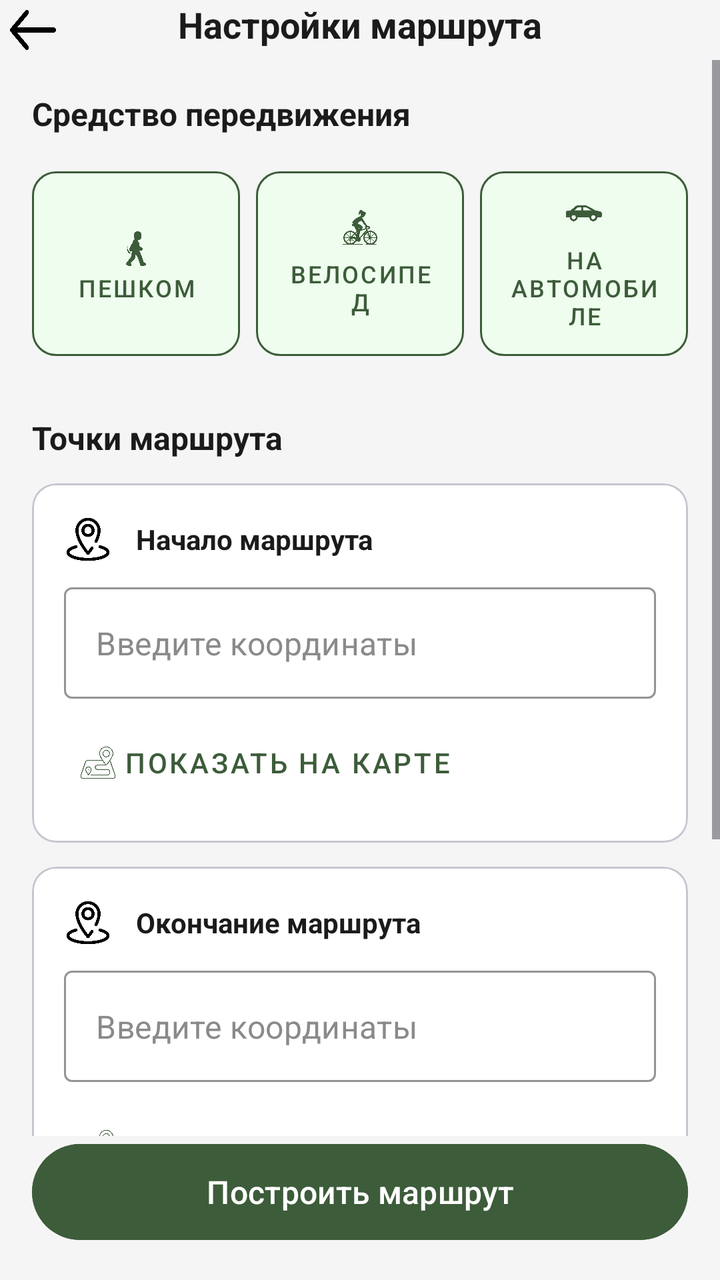
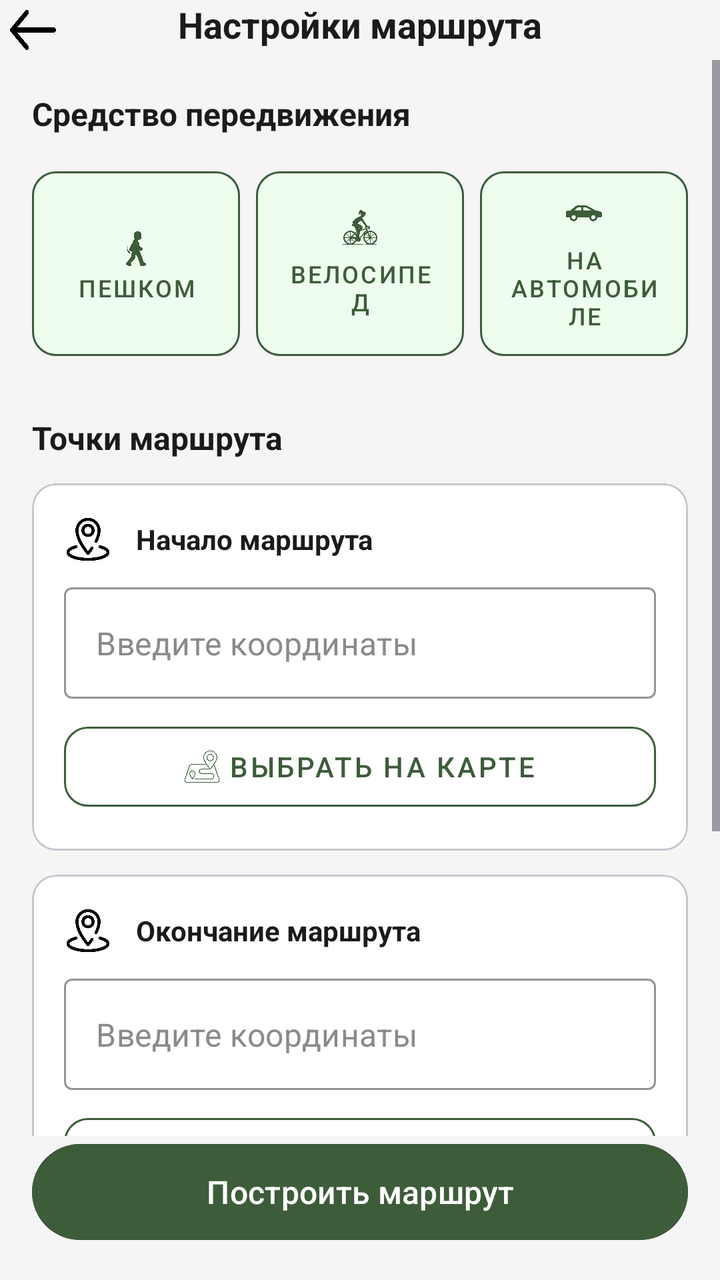

Screens rendered from an Android XML layout before and after an edit, with the pre-edit source and the edit as a unified diff.
<!-- AndroidManifest.xml: application theme Theme.MobileApp -->
<!-- res/layout/activity_route.xml -->
<?xml version="1.0" encoding="utf-8"?>
<androidx.constraintlayout.widget.ConstraintLayout xmlns:android="http://schemas.android.com/apk/res/android"
    xmlns:app="http://schemas.android.com/apk/res-auto"
    android:layout_width="match_parent"
    android:layout_height="match_parent"
    android:background="#F5F5F5"
    android:fitsSystemWindows="true">

    
    <ImageButton
        android:id="@+id/btnBack"
        android:layout_width="25dp"
        android:layout_height="30dp"
        android:layout_marginStart="4dp"
        android:background="@drawable/ic_back"
        android:contentDescription="Назад"
        app:layout_constraintStart_toStartOf="parent"
        app:layout_constraintTop_toTopOf="parent" />

    

    <TextView
        android:id="@+id/tvTitle"
        android:layout_width="wrap_content"
        android:layout_height="wrap_content"
        android:text="Настройки маршрута"
        android:textColor="#1B1B1B"
        android:textSize="18sp"
        android:textStyle="bold"
        app:layout_constraintStart_toStartOf="parent"
        app:layout_constraintEnd_toEndOf="parent"
        app:layout_constraintTop_toTopOf="parent"
        app:layout_constraintBottom_toBottomOf="@id/btnBack"
        app:layout_constraintVertical_bias="0.0" />

    <ScrollView
        android:id="@+id/scroll"
        android:layout_width="0dp"
        android:layout_height="0dp"
        android:fillViewport="true"
        app:layout_constraintBottom_toTopOf="@id/btnBuildRoute"
        app:layout_constraintEnd_toEndOf="parent"
        app:layout_constraintStart_toStartOf="parent"
        app:layout_constraintTop_toBottomOf="@id/btnBack">

        <LinearLayout
            android:layout_width="match_parent"
            android:layout_height="wrap_content"
            android:orientation="vertical"
            android:paddingHorizontal="16dp"
            android:paddingTop="16dp">

            
            <TextView
                android:layout_width="wrap_content"
                android:layout_height="wrap_content"
                android:text="Средство передвижения"
                android:textColor="#1B1B1B"
                android:textSize="16sp"
                android:textStyle="bold" />

            <LinearLayout
                android:layout_width="match_parent"
                android:layout_height="wrap_content"
                android:layout_marginTop="12dp"
                android:orientation="horizontal">

                
                <com.google.android.material.button.MaterialButton
                    android:id="@+id/btnModeWalk"
                    style="@style/RouteModeButton"
                    android:layout_width="0dp"
                    android:layout_height="match_parent"
                    android:layout_marginEnd="8dp"
                    android:layout_weight="1"
                    android:text="Пешком"
                    app:icon="@drawable/ic_walk" />

                
                <com.google.android.material.button.MaterialButton
                    android:id="@+id/btnModeBike"
                    style="@style/RouteModeButton"
                    android:layout_width="0dp"
                    android:layout_height="match_parent"
                    android:layout_marginEnd="8dp"
                    android:layout_weight="1"
                    android:text="Велосипед"
                    app:icon="@drawable/ic_cycling" />

                
                <com.google.android.material.button.MaterialButton
                    android:id="@+id/btnModeCar"
                    style="@style/RouteModeButton"
                    android:layout_width="0dp"
                    android:layout_height="wrap_content"
                    android:layout_weight="1"
                    android:text="На автомобиле"
                    app:icon="@drawable/ic_car" />
            </LinearLayout>

            
            <TextView
                android:layout_width="wrap_content"
                android:layout_height="wrap_content"
                android:layout_marginTop="24dp"
                android:text="Точки маршрута"
                android:textColor="#1B1B1B"
                android:textSize="16sp"
                android:textStyle="bold" />

            
            <com.google.android.material.card.MaterialCardView
                android:layout_width="match_parent"
                android:layout_height="wrap_content"
                android:layout_marginTop="12dp"
                app:cardBackgroundColor="#FFFFFF"
                app:cardCornerRadius="12dp"
                app:cardElevation="0dp"
                app:cardPreventCornerOverlap="true">

                <LinearLayout
                    android:layout_width="match_parent"
                    android:layout_height="wrap_content"
                    android:orientation="vertical"
                    android:padding="16dp">

                    <LinearLayout
                        android:layout_width="match_parent"
                        android:layout_height="wrap_content"
                        android:gravity="center_vertical"
                        android:orientation="horizontal">

                        <ImageView
                            android:layout_width="24dp"
                            android:layout_height="24dp"
                            android:contentDescription="Метка"
                            android:background="@drawable/ic_point"
                            app:tint="#3D5C3A" />

                        <TextView
                            android:layout_width="0dp"
                            android:layout_height="wrap_content"
                            android:layout_marginStart="12dp"
                            android:layout_weight="1"
                            android:text="Начало маршрута"
                            android:textColor="#1B1B1B"
                            android:textSize="14sp"
                            android:textStyle="bold" />
                    </LinearLayout>

                    <com.google.android.material.textfield.TextInputLayout
                        style="@style/Widget.MaterialComponents.TextInputLayout.OutlinedBox"
                        android:layout_width="match_parent"
                        android:layout_height="wrap_content"
                        android:layout_marginTop="12dp"
                        app:boxStrokeColor="#E0E0E0"
                        app:boxStrokeWidth="1dp"
                        app:hintEnabled="false">

                        <com.google.android.material.textfield.TextInputEditText
                            android:id="@+id/etStartCoords"
                            android:layout_width="match_parent"
                            android:layout_height="wrap_content"
                            android:hint="Введите координаты"
                            android:inputType="text"
                            android:textColor="#1B1B1B"
                            android:textColorHint="#8A8A8A" />
                    </com.google.android.material.textfield.TextInputLayout>

                    <com.google.android.material.button.MaterialButton
                        android:id="@+id/btnStartPickOnMap"
                        style="@style/Widget.MaterialComponents.Button.TextButton"
                        android:layout_width="wrap_content"
                        android:layout_height="wrap_content"
                        android:layout_gravity="start"
                        android:layout_marginTop="8dp"
                        android:text="Показать на карте"
                        android:textColor="#3D5C3A"
                        app:icon="@drawable/ic_map"
                        app:iconGravity="textStart"
                        app:iconTint="#3D5C3A" />
                </LinearLayout>
            </com.google.android.material.card.MaterialCardView>

            
            <com.google.android.material.card.MaterialCardView
                android:layout_width="match_parent"
                android:layout_height="wrap_content"
                android:layout_marginTop="12dp"
                app:cardBackgroundColor="#FFFFFF"
                app:cardCornerRadius="12dp"
                app:cardElevation="0dp"
                app:cardPreventCornerOverlap="true">

                <LinearLayout
                    android:layout_width="match_parent"
                    android:layout_height="wrap_content"
                    android:orientation="vertical"
                    android:padding="16dp">

                    <LinearLayout
                        android:layout_width="match_parent"
                        android:layout_height="wrap_content"
                        android:gravity="center_vertical"
                        android:orientation="horizontal">

                        <ImageView
                            android:layout_width="24dp"
                            android:layout_height="24dp"
                            android:contentDescription="Метка"
                            android:background="@drawable/ic_point"
                            app:tint="#D32F2F" />

                        <TextView
                            android:layout_width="0dp"
                            android:layout_height="wrap_content"
                            android:layout_marginStart="12dp"
                            android:layout_weight="1"
                            android:text="Окончание маршрута"
                            android:textColor="#1B1B1B"
                            android:textSize="14sp"
                            android:textStyle="bold" />

                    </LinearLayout>

                    <com.google.android.material.textfield.TextInputLayout
                        style="@style/Widget.MaterialComponents.TextInputLayout.OutlinedBox"
                        android:layout_width="match_parent"
                        android:layout_height="wrap_content"
                        android:layout_marginTop="12dp"
                        app:boxStrokeColor="#E0E0E0"
                        app:boxStrokeWidth="1dp"
                        app:hintEnabled="false">

                        <com.google.android.material.textfield.TextInputEditText
                            android:id="@+id/etEndCoords"
                            android:layout_width="match_parent"
                            android:layout_height="wrap_content"
                            android:hint="Введите координаты"
                            android:inputType="text"
                            android:textColor="#1B1B1B"
                            android:textColorHint="#8A8A8A" />
                    </com.google.android.material.textfield.TextInputLayout>

                    <com.google.android.material.button.MaterialButton
                        android:id="@+id/btnEndPickOnMap"
                        style="@style/Widget.MaterialComponents.Button.TextButton"
                        android:layout_width="wrap_content"
                        android:layout_height="wrap_content"
                        android:layout_gravity="start"
                        android:layout_marginTop="8dp"
                        android:text="Показать на карте"
                        android:textColor="#3D5C3A"
                        app:icon="@drawable/ic_map"
                        app:iconGravity="textStart"
                        app:iconTint="#3D5C3A" />
                </LinearLayout>
            </com.google.android.material.card.MaterialCardView>

            
            <TextView
                android:layout_width="wrap_content"
                android:layout_height="wrap_content"
                android:layout_marginTop="24dp"
                android:text="Предпочтения"
                android:textColor="#1B1B1B"
                android:textSize="16sp"
                android:textStyle="bold" />

            <com.google.android.material.card.MaterialCardView
                android:layout_width="match_parent"
                android:layout_height="wrap_content"
                android:layout_marginTop="12dp"
                app:cardBackgroundColor="#FFFFFF"
                app:cardCornerRadius="12dp"
                app:cardElevation="0dp">

                <LinearLayout
                    android:layout_width="match_parent"
                    android:layout_height="wrap_content"
                    android:orientation="vertical"
                    android:padding="16dp">

                    
                    <LinearLayout
                        android:layout_width="match_parent"
                        android:layout_height="wrap_content"
                        android:gravity="center_vertical"
                        android:orientation="horizontal">

                        <ImageView
                            android:layout_width="24dp"
                            android:layout_height="24dp"
                            android:contentDescription="Связь"
                            app:tint="#5A5A5A" />

                        <TextView
                            android:layout_width="0dp"
                            android:layout_height="wrap_content"
                            android:layout_marginStart="12dp"
                            android:layout_weight="1"
                            android:text="Учитывать наличие связи"
                            android:textColor="#1B1B1B"
                            android:textSize="14sp" />

                        <Switch
                            android:id="@+id/swHasConnection"
                            android:layout_width="wrap_content"
                            android:layout_height="wrap_content"
                            android:thumbTint="@color/switch_thumb"
                            android:trackTint="@color/switch_track" />
                    </LinearLayout>

                    
                    <LinearLayout
                        android:layout_width="match_parent"
                        android:layout_height="wrap_content"
                        android:layout_marginTop="16dp"
                        android:gravity="center_vertical"
                        android:orientation="horizontal">

                        <ImageView
                            android:layout_width="24dp"
                            android:layout_height="24dp"
                            android:contentDescription="Опасность"
                            app:tint="#D32F2F" />

                        <TextView
                            android:layout_width="0dp"
                            android:layout_height="wrap_content"
                            android:layout_marginStart="12dp"
                            android:layout_weight="1"
                            android:text="Учитывать опасности на пути"
                            android:textColor="#1B1B1B"
                            android:textSize="14sp" />

                        <Switch
                            android:id="@+id/swAvoidHazards"
                            android:layout_width="wrap_content"
                            android:layout_height="wrap_content"
                            android:checked="true"
                            android:thumbTint="@color/switch_thumb"
                            android:trackTint="@color/switch_track" />
                    </LinearLayout>
                </LinearLayout>
            </com.google.android.material.card.MaterialCardView>
        </LinearLayout>
    </ScrollView>

    
    <com.google.android.material.button.MaterialButton
        android:id="@+id/btnBuildRoute"
        android:layout_width="0dp"
        android:layout_height="56dp"
        android:layout_marginHorizontal="16dp"
        android:layout_marginBottom="16dp"
        android:backgroundTint="#3D5C3A"
        android:text="Построить маршрут"
        android:textColor="#FFFFFF"
        android:textSize="16sp"
        app:cornerRadius="28dp"
        app:layout_constraintBottom_toBottomOf="parent"
        app:layout_constraintEnd_toEndOf="parent"
        app:layout_constraintStart_toStartOf="parent" />
</androidx.constraintlayout.widget.ConstraintLayout>
<!-- resources referenced by this layout -->
<resources>
  <color name="switch_thumb">#3D5C3A</color>
  <color name="switch_track">#E0E0E0</color>
  <!-- drawable ic_back: png bitmap (drawable, 3507 bytes) -->
  <!-- drawable ic_car: png bitmap (drawable, 5335 bytes) -->
  <!-- drawable ic_cycling: png bitmap (drawable, 78824 bytes) -->
  <!-- drawable ic_map: png bitmap (drawable, 38558 bytes) -->
  <!-- drawable ic_point: png bitmap (drawable, 17385 bytes) -->
  <!-- drawable ic_walk: png bitmap (drawable, 22633 bytes) -->
  <style name="RouteModeButton" parent="Widget.MaterialComponents.Button.OutlinedButton">
          <item name="android:backgroundTint">@color/route_type_bg</item>
          <item name="android:textColor">@color/route_type_text</item>
          <item name="android:textSize">12sp</item>
          <item name="android:padding">12dp</item>
          <item name="cornerRadius">12dp</item>
          <item name="strokeColor">@color/route_type_stroke</item>
          <item name="iconGravity">textTop</item>
          <item name="iconPadding">6dp</item>
          <item name="iconTint">@color/route_type_icon</item>
      </style>
  <style name="Theme.MobileApp" parent="Base.Theme.MobileApp" />
  <style name="Base.Theme.MobileApp" parent="Theme.Material3.DayNight.NoActionBar">
          
          
      </style>
</resources>

<!-- the commit's change to res/layout/activity_route.xml (unified diff, before → after) -->
@@ -170,15 +170,17 @@
                     <com.google.android.material.button.MaterialButton
                         android:id="@+id/btnStartPickOnMap"
                         style="@style/Widget.MaterialComponents.Button.TextButton"
-                        android:layout_width="wrap_content"
-                        android:layout_height="wrap_content"
-                        android:layout_gravity="start"
+                        android:layout_width="match_parent"
+                        android:layout_height="52dp"
                         android:layout_marginTop="8dp"
-                        android:text="Показать на карте"
+                        android:text="Выбрать на карте"
                         android:textColor="#3D5C3A"
+                        app:cornerRadius="12dp"
                         app:icon="@drawable/ic_map"
                         app:iconGravity="textStart"
-                        app:iconTint="#3D5C3A" />
+                        app:iconTint="#3D5C3A"
+                        app:strokeColor="#3D5C3A"
+                        app:strokeWidth="1dp" />
                 </LinearLayout>
             </com.google.android.material.card.MaterialCardView>
 
@@ -245,15 +247,17 @@
                     <com.google.android.material.button.MaterialButton
                         android:id="@+id/btnEndPickOnMap"
                         style="@style/Widget.MaterialComponents.Button.TextButton"
-                        android:layout_width="wrap_content"
-                        android:layout_height="wrap_content"
-                        android:layout_gravity="start"
+                        android:layout_width="match_parent"
+                        android:layout_height="52dp"
                         android:layout_marginTop="8dp"
-                        android:text="Показать на карте"
+                        android:text="Выбрать на карте"
                         android:textColor="#3D5C3A"
+                        app:cornerRadius="12dp"
                         app:icon="@drawable/ic_map"
                         app:iconGravity="textStart"
-                        app:iconTint="#3D5C3A" />
+                        app:iconTint="#3D5C3A"
+                        app:strokeColor="#3D5C3A"
+                        app:strokeWidth="1dp" />
                 </LinearLayout>
             </com.google.android.material.card.MaterialCardView>
 
